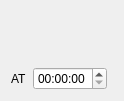
The window that ShutDownPC/widget.ui (rafal-tarnow/Shut_down_pc) describes before a commit, drawn with Qt 5.
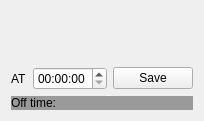
The same window after the commit.

What changed in the file:
```diff
--- a/ShutDownPC/widget.ui
+++ b/ShutDownPC/widget.ui
@@ -6,7 +6,7 @@
    <rect>
     <x>0</x>
     <y>0</y>
-    <width>113</width>
+    <width>203</width>
     <height>97</height>
    </rect>
   </property>
@@ -14,6 +14,13 @@
    <string>Widget</string>
   </property>
   <layout class="QGridLayout" name="gridLayout">
+   <item row="1" column="2">
+    <widget class="QPushButton" name="pushButton_save">
+     <property name="text">
+      <string>Save</string>
+     </property>
+    </widget>
+   </item>
    <item row="1" column="0">
     <widget class="QLabel" name="label_2">
      <property name="sizePolicy">
@@ -470,6 +477,16 @@
      </property>
     </widget>
    </item>
+   <item row="2" column="0" colspan="3">
+    <widget class="QLabel" name="label_info">
+     <property name="styleSheet">
+      <string notr="true">background-color: rgb(154, 154, 154);</string>
+     </property>
+     <property name="text">
+      <string>Off time:</string>
+     </property>
+    </widget>
+   </item>
   </layout>
  </widget>
  <layoutdefault spacing="6" margin="11"/>
```
